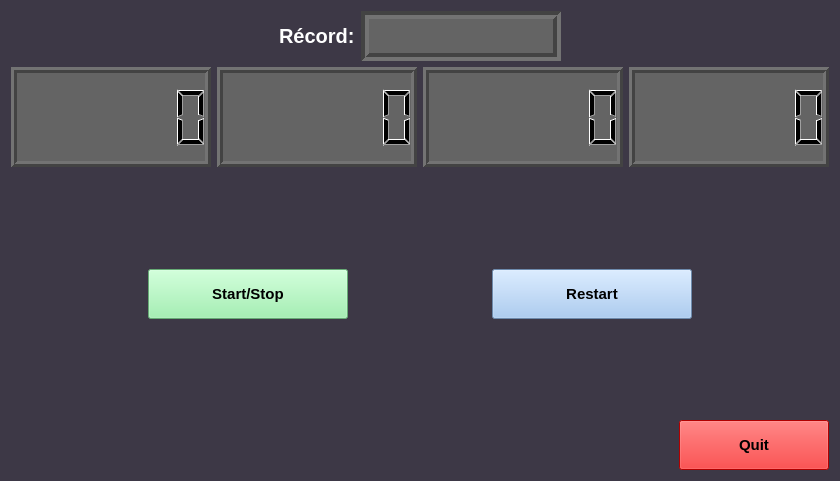
TeeMojito75/Q4, file IDI/Entregables/Exercici-3-Lab-2223Q2/Cronometre.ui: the form before one commit.
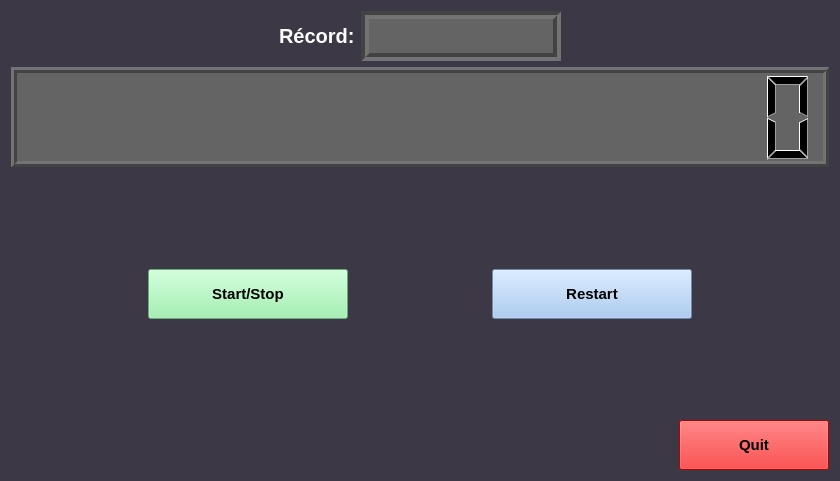
The form after the commit. Custom widgets are drawn as their Qt base class.

The edit to the form file:
```diff
--- a/IDI/Entregables/Exercici-3-Lab-2223Q2/Cronometre.ui
+++ b/IDI/Entregables/Exercici-3-Lab-2223Q2/Cronometre.ui
@@ -136,80 +136,6 @@
      </item>
      <item>
       <layout class="QHBoxLayout" name="horizontalLayout_3">
-       <item>
-        <widget class="QLCDNumber" name="lcdNumber">
-         <property name="minimumSize">
-          <size>
-           <width>200</width>
-           <height>100</height>
-          </size>
-         </property>
-         <property name="font">
-          <font>
-           <pointsize>20</pointsize>
-           <weight>50</weight>
-           <bold>false</bold>
-          </font>
-         </property>
-         <property name="styleSheet">
-          <string notr="true">background-color: rgb(100, 100, 100);</string>
-         </property>
-         <property name="lineWidth">
-          <number>3</number>
-         </property>
-         <property name="digitCount">
-          <number>6</number>
-         </property>
-        </widget>
-       </item>
-       <item>
-        <widget class="QLCDNumber" name="lcdNumber_2">
-         <property name="minimumSize">
-          <size>
-           <width>200</width>
-           <height>100</height>
-          </size>
-         </property>
-         <property name="styleSheet">
-          <string notr="true">background-color: rgb(100, 100, 100);</string>
-         </property>
-         <property name="frameShape">
-          <enum>QFrame::Box</enum>
-         </property>
-         <property name="lineWidth">
-          <number>3</number>
-         </property>
-         <property name="digitCount">
-          <number>6</number>
-         </property>
-        </widget>
-       </item>
-       <item>
-        <widget class="QLCDNumber" name="lcdNumber_3">
-         <property name="minimumSize">
-          <size>
-           <width>200</width>
-           <height>100</height>
-          </size>
-         </property>
-         <property name="font">
-          <font>
-           <pointsize>30</pointsize>
-           <weight>50</weight>
-           <bold>false</bold>
-          </font>
-         </property>
-         <property name="styleSheet">
-          <string notr="true">background-color: rgb(100, 100, 100);</string>
-         </property>
-         <property name="lineWidth">
-          <number>3</number>
-         </property>
-         <property name="digitCount">
-          <number>6</number>
-         </property>
-        </widget>
-       </item>
        <item>
         <widget class="MyQLCDNumber" name="lcdNumber_4">
          <property name="minimumSize">
@@ -225,7 +151,7 @@
           <number>3</number>
          </property>
          <property name="digitCount">
-          <number>6</number>
+          <number>16</number>
          </property>
         </widget>
        </item>
```
Left out of the diff: 96 changed lines with no effect on the pictures.
